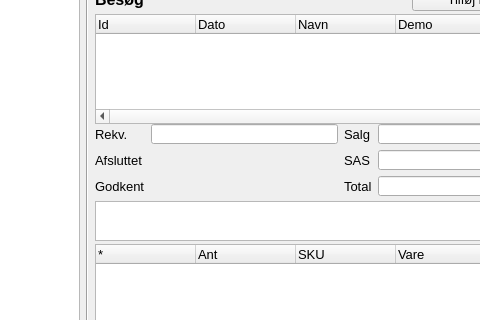
The window that buildtools/ui/main_window.ui (fhdk/eordre2) describes before a commit, drawn with Qt 5; both pictures show x 222 to 702 and y 165 to 485 of the 800 by 600 pixel window.
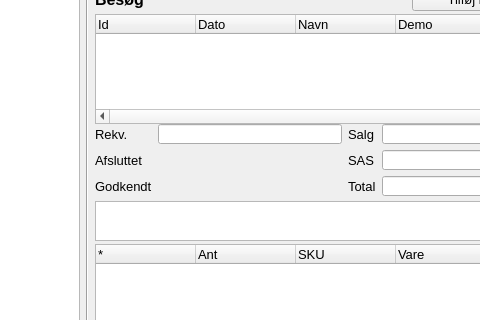
The same window after the commit. Icons and pictures are not drawn.

Commit message: routine from desktop

```diff
--- a/buildtools/ui/main_window.ui
+++ b/buildtools/ui/main_window.ui
@@ -1101,7 +1101,7 @@
               <item row="2" column="0">
                <widget class="QLabel" name="label_8">
                 <property name="text">
-                 <string>Godkent</string>
+                 <string>Godkendt</string>
                 </property>
                </widget>
               </item>
```
The commit also changes 1 other file.
